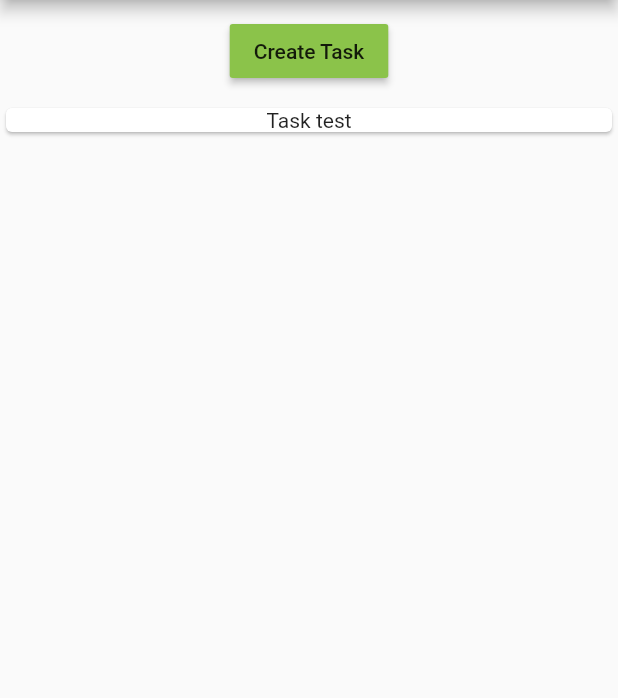
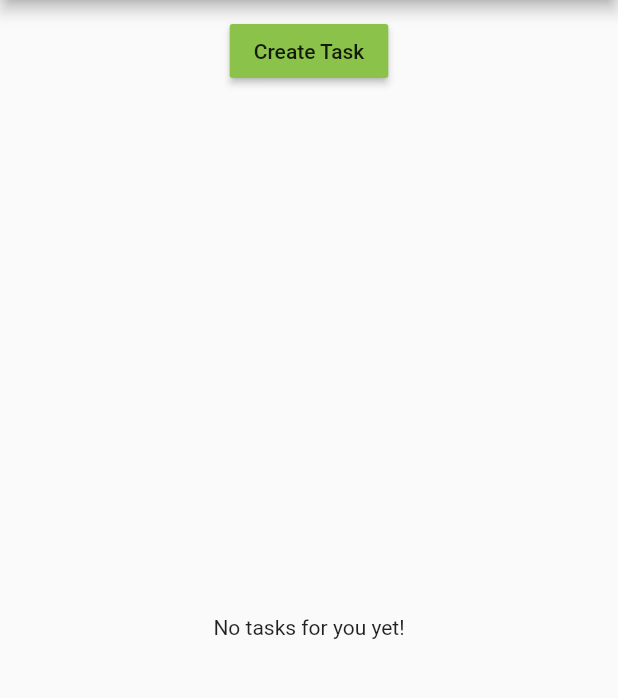
Before and after one commit to lucasdutraf/Scheduler, a Flutter app: the screen it shows after launch, on a phone screen of 412 x 824 dp, the part 84-782 px from its top. Run offline on Flutter 3.47's test engine with Material 2 defaults, Android fonts, the phone set to English and light mode, and no system bars.

Commit message:
Add conditional render content at main page

```diff
--- a/lib/main.dart
+++ b/lib/main.dart
@@ -21,7 +21,7 @@ class MyApp extends StatelessWidget {
         appBar: AppBar(
           title: Text('Scheduler'),
         ),
-        body: TaskManager('Task test'),
+        body: TaskManager(),
       ),
     );
   }
--- a/lib/task_manager.dart
+++ b/lib/task_manager.dart
@@ -6,7 +6,7 @@ import './task_control.dart';
 class TaskManager extends StatefulWidget {
   final String startingTask;
 
-  TaskManager (this.startingTask);
+  TaskManager ({this.startingTask});
   @override
   State<StatefulWidget> createState() {
     return _TaskManagerState();
@@ -19,7 +19,9 @@ class _TaskManagerState extends State<TaskManager> {
   @override
   void initState() {
     super.initState();
-    _tasks.add(widget.startingTask);
+    if (widget.startingTask != null) {
+      _tasks.add(widget.startingTask);
+    }
   }
 
   void _addTasks (String task) {
--- a/lib/tasks.dart
+++ b/lib/tasks.dart
@@ -14,11 +14,24 @@ class Tasks extends StatelessWidget {
     );
   }
 
+  Widget _buildTaskList() {
+    Widget taskCard;
+    if (tasks.length > 0 ) {
+      taskCard = ListView.builder(
+        itemBuilder: _buildTaskItem,
+        itemCount: tasks.length,
+      );
+    }
+    else {
+      taskCard = Center(
+        child: Text('No tasks for you yet!')
+      );
+    }
+    return taskCard;
+  }
+
   @override
   Widget build(BuildContext context) {
-    return ListView.builder(
-      itemBuilder: _buildTaskItem,
-      itemCount: tasks.length,
-    );
+    return _buildTaskList();
   }
 }
```
